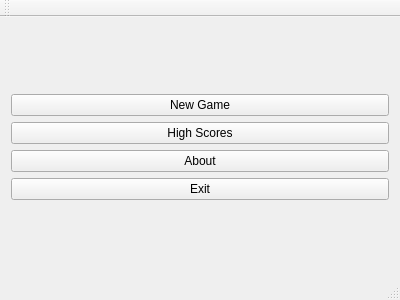
First picture: the form in mainwindow.ui, repository He-Wolf/Mastermind, before the edit.
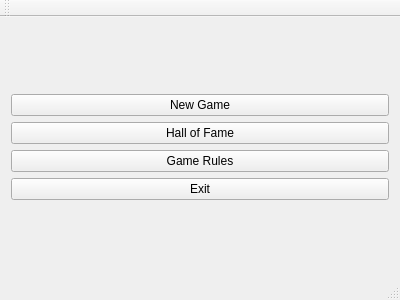
Second picture: the form after the edit.

Commit message: - created the game rules message box - renamed Hig Score to Hall of Fame

Patch:
```diff
--- a/mainwindow.ui
+++ b/mainwindow.ui
@@ -27,14 +27,14 @@
       <item>
        <widget class="QPushButton" name="pushButtonHighScores">
         <property name="text">
-         <string>High Scores</string>
+         <string>Hall of Fame</string>
         </property>
        </widget>
       </item>
       <item>
        <widget class="QPushButton" name="pushButtonAbout">
         <property name="text">
-         <string>About</string>
+         <string>Game Rules</string>
         </property>
        </widget>
       </item>
```
Left out of the diff: 6 changed lines with no effect on the pictures. The commit also changes 10 other files.
